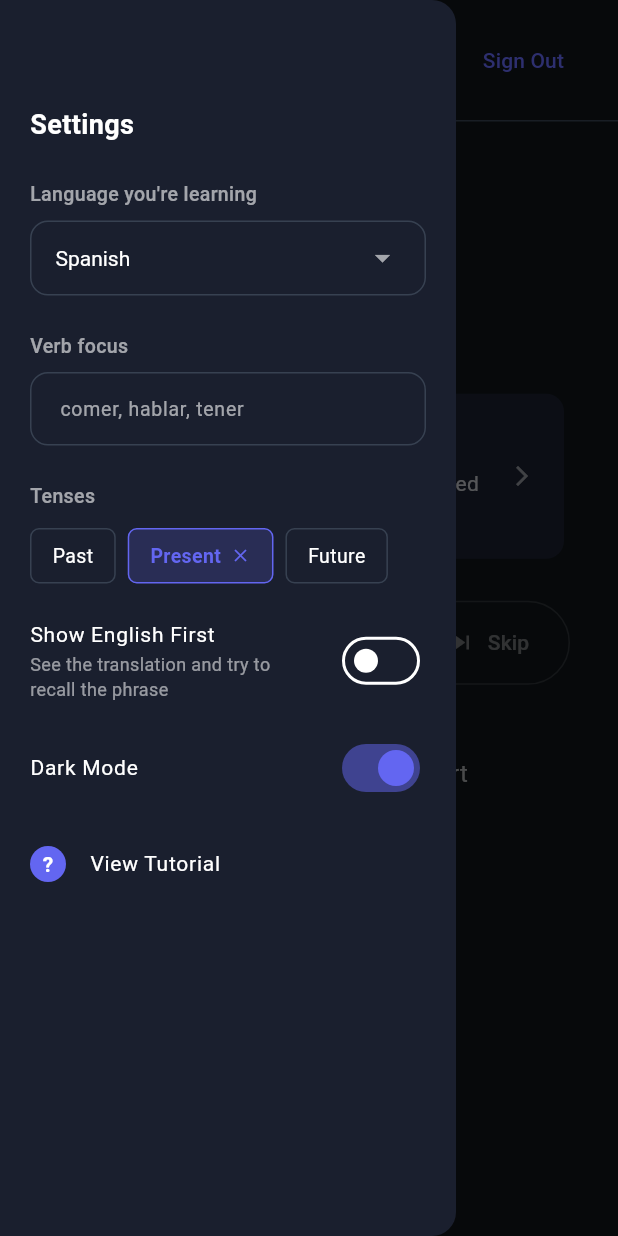
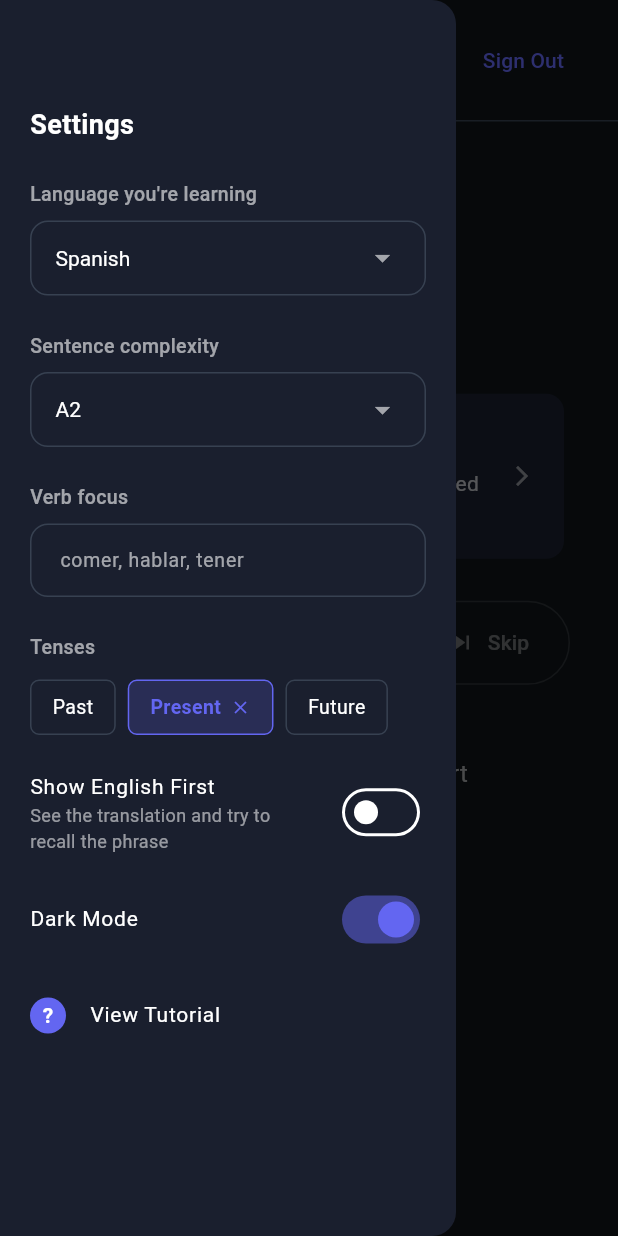
Before and after one commit to 47lakers/language-flutter, a Flutter app: the screen it shows once a user with an empty profile is signed in, with the side drawer open, on a phone screen of 412 x 824 dp. Run offline on Flutter 3.47's test engine with Material 3 defaults, Android fonts, the phone set to English and light mode, and no system bars; our stand-ins replace cloud_firestore, firebase_auth, firebase_core, flutter_tts; missing offline and left inert: dart:html; accounts and stored records are empty; network calls fail.

Commit message:
Add language difficulty

```diff
--- a/lib/pages/home_page.dart
+++ b/lib/pages/home_page.dart
@@ -616,6 +616,17 @@ class _HomePageState extends State<HomePage> {
                     },
                   ),
                   const SizedBox(height: 24),
+                  _buildLabel('Sentence complexity'),
+                  const SizedBox(height: 8),
+                  _buildDropdown(
+                    value: _level,
+                    items: ['A1', 'A2', 'B1', 'B2', 'C1', 'C2'],
+                    onChanged: (val) {
+                      setState(() => _level = val!);
+                      _clearSentenceCache();
+                    },
+                  ),
+                  const SizedBox(height: 24),
                   _buildLabel('Verb focus'),
                   const SizedBox(height: 8),
                   TextField(
--- a/lib/pages/onboarding_page.dart
+++ b/lib/pages/onboarding_page.dart
@@ -25,7 +25,7 @@ class _OnboardingPageState extends State<OnboardingPage> {
       emoji: '⚙️',
       title: 'Customize Your Settings',
       description:
-          'Tap the ☰ menu in the top-left corner to open settings. Choose your language pair, tenses, and focus verb (optional).\n\nYou can also toggle "Show English First" to see the translation first and practice recalling the phrase in your target language.',
+          'Tap the ☰ menu in the top-left corner to open settings. Choose your language pair, tenses, and focus verb (optional).\n\nUse the "Sentence complexity" setting to match your level — from A1 (beginner) all the way to C2 (mastery).\n\nYou can also toggle "Show English First" to see the translation first and practice recalling the phrase in your target language.',
     ),
     _OnboardingSlideData(
       emoji: '👆',
```
